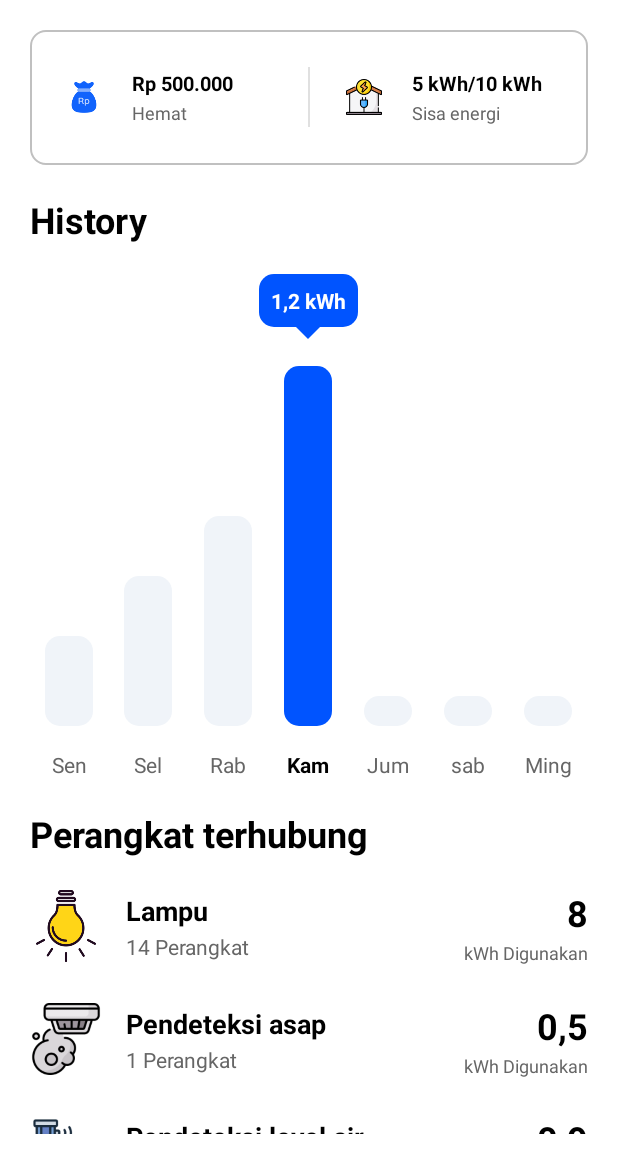
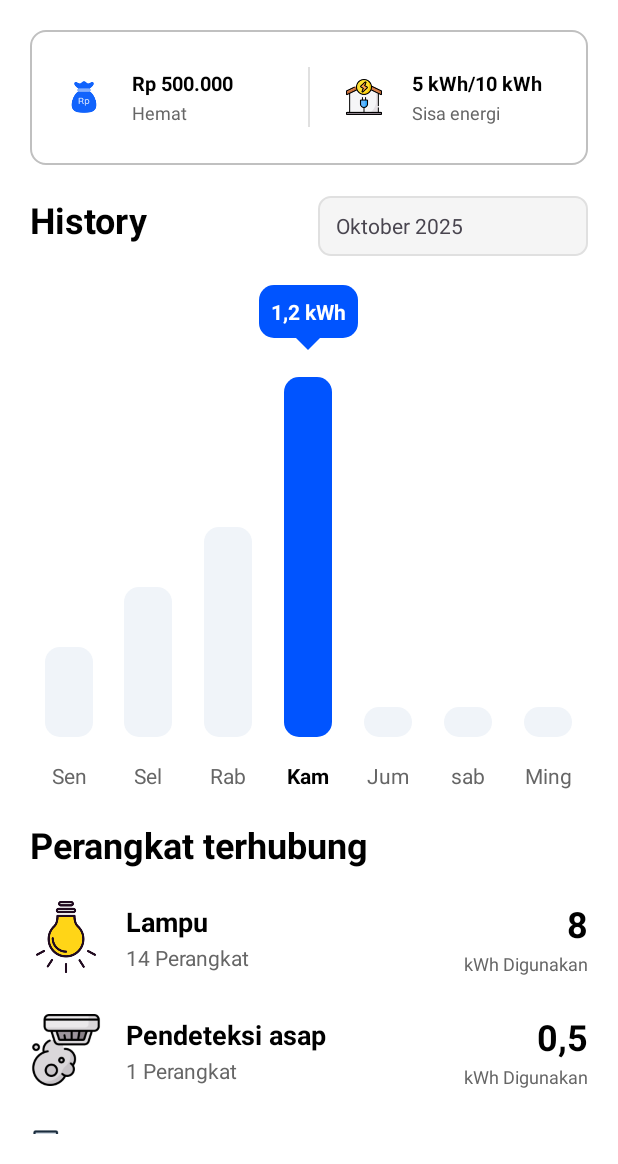
Before and after one commit to nuhgroh2004/smartHome, an Android app: the MonitoringListrikActivity screen opened directly, with no data from a screen before it, on a phone screen of 412 x 824 dp, the part 72-1236 px from its top. Run offline under Robolectric (Android 15) with nearby library versions, the phone set to English and light mode, and no system bars; 6 statements that could not run were skipped.

Commit message:
MonitoringListrikActivity [Ui drop menu]

```diff
--- a/app/src/main/java/com/example/smarthome/MonitoringListrikActivity.kt
+++ b/app/src/main/java/com/example/smarthome/MonitoringListrikActivity.kt
@@ -1,14 +1,19 @@
 package com.example.smarthome
 
 import android.os.Bundle
+import android.util.Log
+import android.widget.ArrayAdapter
+import android.widget.ListPopupWindow
 import androidx.activity.enableEdgeToEdge
 import androidx.appcompat.app.AppCompatActivity
 import androidx.core.view.ViewCompat
 import androidx.core.view.WindowInsetsCompat
 import com.example.smarthome.databinding.ActivityMonitoringListrikBinding
+import java.util.Calendar
 
 class MonitoringListrikActivity : AppCompatActivity() {
     private lateinit var binding: ActivityMonitoringListrikBinding
+
     override fun onCreate(savedInstanceState: Bundle?) {
         super.onCreate(savedInstanceState)
         binding = ActivityMonitoringListrikBinding.inflate(layoutInflater)
@@ -23,5 +28,84 @@ class MonitoringListrikActivity : AppCompatActivity() {
         binding.btnBack.setOnClickListener {
             finish()
         }
+
+        setupMonthYearSpinner()
+    }
+
+    private fun setupMonthYearSpinner() {
+        val months = arrayOf(
+            "Januari", "Februari", "Maret", "April", "Mei", "Juni",
+            "Juli", "Agustus", "September", "Oktober", "November", "Desember"
+        )
+
+        val currentYear = Calendar.getInstance().get(Calendar.YEAR)
+        val years = (2025..currentYear).toList()
+
+        // Generate list bulan-tahun
+        val monthYearList = mutableListOf<String>()
+        for (year in years.reversed()) {
+            for (month in months) {
+                monthYearList.add("$month $year")
+            }
+        }
+
+        // Setup adapter (digunakan oleh ListPopupWindow)
+        val adapter = ArrayAdapter(
+            this,
+            android.R.layout.simple_list_item_1,
+            monthYearList
+        )
+
+        // Anchor adalah TextView dengan id spinner_month_year (diganti di layout)
+        val anchor = binding.spinnerMonthYear
+
+        // Hitung ukuran dalam px - kurangi tinggi agar hanya 3 item terlihat
+        val density = resources.displayMetrics.density
+        val heightPx = (120 * density + 0.5f).toInt() // Dikurangi dari 144dp ke 120dp untuk memastikan hanya ~3 item
+        val minWidthPx = (180 * density + 0.5f).toInt()
+
+        // Buat ListPopupWindow agar kita bisa mengontrol tinggi popup
+        val listPopup = ListPopupWindow(this)
+        listPopup.anchorView = anchor
+        listPopup.setAdapter(adapter)
+        listPopup.height = heightPx
+        listPopup.width = minWidthPx
+        listPopup.isModal = true
+
+        // Set default ke bulan dan tahun saat ini pada anchor (TextView)
+        val currentMonth = Calendar.getInstance().get(Calendar.MONTH)
+        val defaultSelection = "${months[currentMonth]} $currentYear"
+        anchor.text = defaultSelection
+
+        // Handler ketika item dipilih di popup
+        listPopup.setOnItemClickListener { _, _, position, _ ->
+            val selected = monthYearList[position]
+            anchor.text = selected
+
+            val parts = selected.split(" ")
+            val month = parts[0]
+            val year = parts[1].toInt()
+
+            // Tutup popup lalu update chart
+            listPopup.dismiss()
+            updateChartData(month, year)
+        }
+
+        // Tampilkan popup ketika anchor diklik
+        anchor.setOnClickListener {
+            // Jika lebar anchor belum di-measure, atur width popup minimal
+            if (anchor.width > 0) {
+                listPopup.width = anchor.width
+            }
+            listPopup.show()
+        }
+
+        // Catatan: jumlah item yang terlihat dibatasi menjadi 3 dan dapat discroll via height di ListPopupWindow (120dp)
+    }
+
+    private fun updateChartData(month: String, year: Int) {
+        // Menandai parameter digunakan agar tidak muncul peringatan UNUSED_PARAMETER
+        Log.d("MonitoringListrik", "Update chart for $month $year")
+        // TODO: Implementasi update chart berdasarkan bulan dan tahun
     }
 }
--- /dev/null
+++ b/app/src/main/res/drawable/listrik_spinner_bg.xml
@@ -0,0 +1,8 @@
+<?xml version="1.0" encoding="utf-8"?>
+<shape xmlns:android="http://schemas.android.com/apk/res/android">
+    <solid android:color="#F5F5F5"/>
+    <corners android:radius="8dp"/>
+    <stroke
+        android:width="1dp"
+        android:color="#E0E0E0"/>
+</shape>
--- a/app/src/main/res/layout/activity_monitoring_listrik.xml
+++ b/app/src/main/res/layout/activity_monitoring_listrik.xml
@@ -174,7 +174,14 @@
                 <LinearLayout
                     android:layout_width="match_parent"
                     android:layout_height="wrap_content"
+                    android:gravity="center_vertical"
                     android:orientation="vertical">
+
+                    <LinearLayout
+                        android:layout_width="match_parent"
+                        android:layout_height="wrap_content"
+
+                        android:orientation="horizontal">
 
                         <!-- Title -->
                         <TextView
@@ -183,9 +190,27 @@
                             android:layout_marginTop="20dp"
                             android:text="History"
                             android:textSize="24sp"
+                            android:layout_weight="1"
                             android:textStyle="bold"
                             android:textColor="#000000"
                             android:layout_marginBottom="20dp" />
+
+                        <!-- Month Spinner -->
+                        <TextView
+                            android:id="@+id/spinner_month_year"
+                            android:layout_width="wrap_content"
+                            android:layout_height="40dp"
+                            android:minWidth="180dp"
+                            android:background="@drawable/listrik_spinner_bg"
+                            android:layout_marginTop="20dp"
+                            android:layout_marginBottom="20dp"
+                            android:gravity="center_vertical"
+                            android:paddingStart="12dp"
+                            android:paddingEnd="12dp"
+                            android:clickable="true"
+                            android:focusable="true" />
+
+                    </LinearLayout>
 
                     <!-- Chart Container -->
                     <LinearLayout
```
Also changed, not shown: app/src/main/java/com/example/smarthome/HomeActivity.kt (+25 -18 lines). Lines whose indentation alone changed are shown as unchanged.
